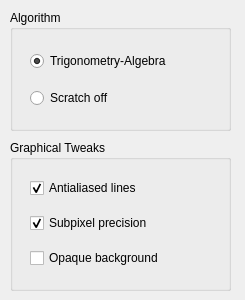
Before: the Qt Designer form krita/plugins/paintops/hatching/wdghatchingpreferences.ui in KDE/krita, drawn with Qt 5.
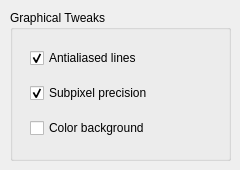
After: the same form once the commit is applied.

Commit message: Removed algorithm selection from GUI. Added ability to control the levels of separation controlled by the pressure curve in the GUI.

Patch:
```diff
--- a/krita/plugins/paintops/hatching/wdghatchingpreferences.ui
+++ b/krita/plugins/paintops/hatching/wdghatchingpreferences.ui
@@ -6,66 +6,24 @@
    <rect>
     <x>0</x>
     <y>0</y>
-    <width>245</width>
-    <height>300</height>
+    <width>240</width>
+    <height>170</height>
    </rect>
   </property>
   <property name="minimumSize">
    <size>
     <width>240</width>
-    <height>300</height>
+    <height>170</height>
    </size>
   </property>
   <property name="windowTitle">
    <string>Form</string>
   </property>
-  <widget class="QGroupBox" name="groupBox">
-   <property name="geometry">
-    <rect>
-     <x>10</x>
-     <y>10</y>
-     <width>221</width>
-     <height>121</height>
-    </rect>
-   </property>
-   <property name="title">
-    <string>Algorithm</string>
-   </property>
-   <widget class="QWidget" name="verticalLayoutWidget">
-    <property name="geometry">
-     <rect>
-      <x>20</x>
-      <y>30</y>
-      <width>181</width>
-      <height>80</height>
-     </rect>
-    </property>
-    <layout class="QVBoxLayout" name="verticalLayout">
-     <item>
-      <widget class="QRadioButton" name="trigonometryAlgebraRadioButton">
-       <property name="text">
-        <string>Trigonometry-Algebra</string>
-       </property>
-       <property name="checked">
-        <bool>true</bool>
-       </property>
-      </widget>
-     </item>
-     <item>
-      <widget class="QRadioButton" name="scratchOffRadioButton">
-       <property name="text">
-        <string>Scratch off</string>
-       </property>
-      </widget>
-     </item>
-    </layout>
-   </widget>
-  </widget>
   <widget class="QGroupBox" name="groupBox_2">
    <property name="geometry">
     <rect>
      <x>10</x>
-     <y>140</y>
+     <y>10</y>
      <width>221</width>
      <height>151</height>
     </rect>
@@ -106,7 +64,7 @@
      <item>
       <widget class="QCheckBox" name="opaqueBackgroundCheckBox">
        <property name="text">
-        <string>Opaque background</string>
+        <string>Color background</string>
        </property>
       </widget>
      </item>
```
The commit also changes 9 other files.
